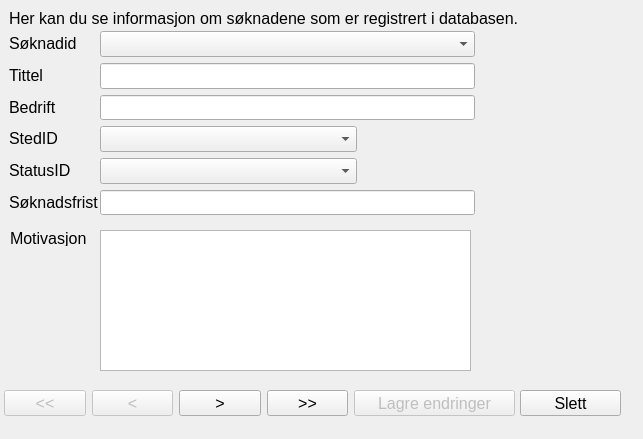
Qt form src/QT/jobber/jobber/viewjobs.ui (andersbo87/sources) before a commit.
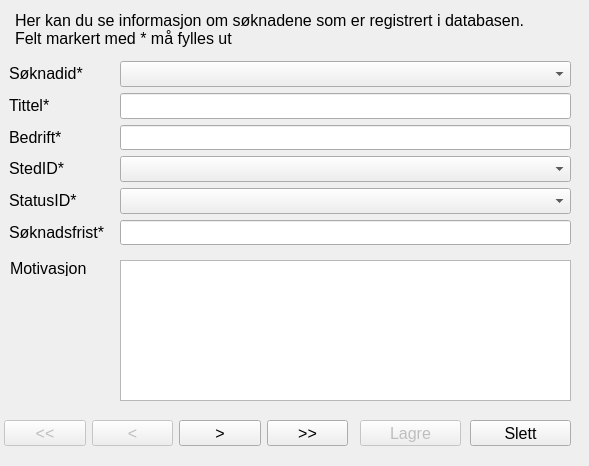
The same form after that commit. Icons and pictures are not drawn.

Commit message: Flere mindre endringer.

```diff
--- a/src/QT/jobber/jobber/viewjobs.ui
+++ b/src/QT/jobber/jobber/viewjobs.ui
@@ -6,8 +6,8 @@
    <rect>
     <x>0</x>
     <y>0</y>
-    <width>643</width>
-    <height>439</height>
+    <width>589</width>
+    <height>466</height>
    </rect>
   </property>
   <property name="minimumSize">
@@ -34,21 +34,21 @@
     <property name="geometry">
      <rect>
       <x>9</x>
-      <y>34</y>
-      <width>68</width>
+      <y>64</y>
+      <width>101</width>
       <height>19</height>
      </rect>
     </property>
     <property name="text">
-     <string>Søknadid</string>
+     <string>Søknadid*</string>
     </property>
    </widget>
    <widget class="QComboBox" name="comboBoxApplicationID">
     <property name="geometry">
      <rect>
-      <x>100</x>
-      <y>31</y>
-      <width>375</width>
+      <x>120</x>
+      <y>61</y>
+      <width>451</width>
       <height>26</height>
      </rect>
     </property>
@@ -57,21 +57,21 @@
     <property name="geometry">
      <rect>
       <x>9</x>
-      <y>66</y>
-      <width>35</width>
+      <y>96</y>
+      <width>101</width>
       <height>19</height>
      </rect>
     </property>
     <property name="text">
-     <string>Tittel</string>
+     <string>Tittel*</string>
     </property>
    </widget>
    <widget class="QLineEdit" name="lineEditTitle">
     <property name="geometry">
      <rect>
-      <x>100</x>
-      <y>63</y>
-      <width>375</width>
+      <x>120</x>
+      <y>93</y>
+      <width>451</width>
       <height>26</height>
      </rect>
     </property>
@@ -80,21 +80,21 @@
     <property name="geometry">
      <rect>
       <x>9</x>
-      <y>98</y>
-      <width>48</width>
+      <y>128</y>
+      <width>101</width>
       <height>19</height>
      </rect>
     </property>
     <property name="text">
-     <string>Bedrift</string>
+     <string>Bedrift*</string>
     </property>
    </widget>
    <widget class="QLineEdit" name="lineEditCompany">
     <property name="geometry">
      <rect>
-      <x>100</x>
-      <y>95</y>
-      <width>375</width>
+      <x>120</x>
+      <y>125</y>
+      <width>451</width>
       <height>25</height>
      </rect>
     </property>
@@ -103,21 +103,21 @@
     <property name="geometry">
      <rect>
       <x>9</x>
-      <y>129</y>
-      <width>49</width>
+      <y>159</y>
+      <width>101</width>
       <height>19</height>
      </rect>
     </property>
     <property name="text">
-     <string>StedID</string>
+     <string>StedID*</string>
     </property>
    </widget>
    <widget class="QComboBox" name="comboBoxTownID">
     <property name="geometry">
      <rect>
-      <x>100</x>
-      <y>126</y>
-      <width>257</width>
+      <x>120</x>
+      <y>156</y>
+      <width>451</width>
       <height>26</height>
      </rect>
     </property>
@@ -126,21 +126,21 @@
     <property name="geometry">
      <rect>
       <x>9</x>
-      <y>161</y>
-      <width>62</width>
+      <y>191</y>
+      <width>101</width>
       <height>19</height>
      </rect>
     </property>
     <property name="text">
-     <string>StatusID</string>
+     <string>StatusID*</string>
     </property>
    </widget>
    <widget class="QComboBox" name="comboBoxStatusID">
     <property name="geometry">
      <rect>
-      <x>100</x>
-      <y>158</y>
-      <width>257</width>
+      <x>120</x>
+      <y>188</y>
+      <width>451</width>
       <height>26</height>
      </rect>
     </property>
@@ -149,21 +149,21 @@
     <property name="geometry">
      <rect>
       <x>9</x>
-      <y>193</y>
-      <width>90</width>
+      <y>223</y>
+      <width>101</width>
       <height>19</height>
      </rect>
     </property>
     <property name="text">
-     <string>Søknadsfrist</string>
+     <string>Søknadsfrist*</string>
     </property>
    </widget>
    <widget class="QLineEdit" name="lineEditDeadline">
     <property name="geometry">
      <rect>
-      <x>100</x>
-      <y>190</y>
-      <width>375</width>
+      <x>120</x>
+      <y>220</y>
+      <width>451</width>
       <height>25</height>
      </rect>
     </property>
@@ -175,7 +175,7 @@
     <property name="geometry">
      <rect>
       <x>4</x>
-      <y>390</y>
+      <y>420</y>
       <width>82</width>
       <height>26</height>
      </rect>
@@ -191,7 +191,7 @@
     <property name="geometry">
      <rect>
       <x>92</x>
-      <y>390</y>
+      <y>420</y>
       <width>81</width>
       <height>26</height>
      </rect>
@@ -204,7 +204,7 @@
     <property name="geometry">
      <rect>
       <x>179</x>
-      <y>390</y>
+      <y>420</y>
       <width>82</width>
       <height>26</height>
      </rect>
@@ -217,7 +217,7 @@
     <property name="geometry">
      <rect>
       <x>267</x>
-      <y>390</y>
+      <y>420</y>
       <width>81</width>
       <height>26</height>
      </rect>
@@ -232,21 +232,21 @@
     </property>
     <property name="geometry">
      <rect>
-      <x>354</x>
-      <y>390</y>
-      <width>161</width>
+      <x>360</x>
+      <y>420</y>
+      <width>101</width>
       <height>26</height>
      </rect>
     </property>
     <property name="text">
-     <string>Lagre endringer</string>
+     <string>Lagre</string>
     </property>
    </widget>
    <widget class="QPushButton" name="btnDelete">
     <property name="geometry">
      <rect>
-      <x>520</x>
-      <y>390</y>
+      <x>470</x>
+      <y>420</y>
       <width>101</width>
       <height>26</height>
      </rect>
@@ -258,14 +258,14 @@
    <widget class="QLabel" name="labelInfo">
     <property name="geometry">
      <rect>
-      <x>9</x>
+      <x>15</x>
       <y>9</y>
-      <width>667</width>
-      <height>19</height>
+      <width>531</width>
+      <height>41</height>
      </rect>
     </property>
     <property name="text">
-     <string>Her kan du se informasjon om søknadene som er registrert i databasen.</string>
+     <string>Her kan du se informasjon om søknadene som er registrert i databasen. Felt markert med * må fylles ut</string>
     </property>
     <property name="scaledContents">
      <bool>false</bool>
@@ -274,37 +274,11 @@
      <bool>true</bool>
     </property>
    </widget>
-   <widget class="QLabel" name="labelStatusValue">
-    <property name="geometry">
-     <rect>
-      <x>363</x>
-      <y>158</y>
-      <width>271</width>
-      <height>19</height>
-     </rect>
-    </property>
-    <property name="text">
-     <string/>
-    </property>
-   </widget>
-   <widget class="QLabel" name="labelCityValue">
-    <property name="geometry">
-     <rect>
-      <x>363</x>
-      <y>126</y>
-      <width>271</width>
-      <height>18</height>
-     </rect>
-    </property>
-    <property name="text">
-     <string/>
-    </property>
-   </widget>
    <widget class="QLabel" name="labelMotivation">
     <property name="geometry">
      <rect>
       <x>10</x>
-      <y>230</y>
+      <y>260</y>
       <width>81</width>
       <height>16</height>
      </rect>
@@ -316,9 +290,9 @@
    <widget class="QTextEdit" name="textEditMotivation">
     <property name="geometry">
      <rect>
-      <x>100</x>
-      <y>230</y>
-      <width>371</width>
+      <x>120</x>
+      <y>260</y>
+      <width>451</width>
       <height>141</height>
      </rect>
     </property>
```
The commit also changes 28 other files.
